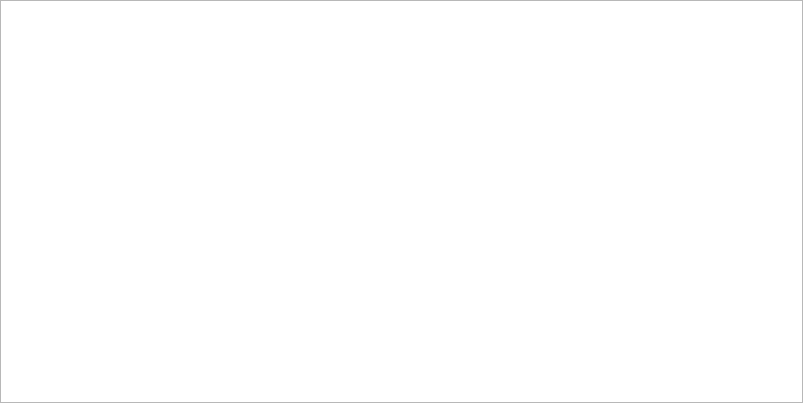
This is src/interface/carte/carte.ui in mconsidine/previsat_archive as Qt 5 draws it before an edit. The edited form follows.
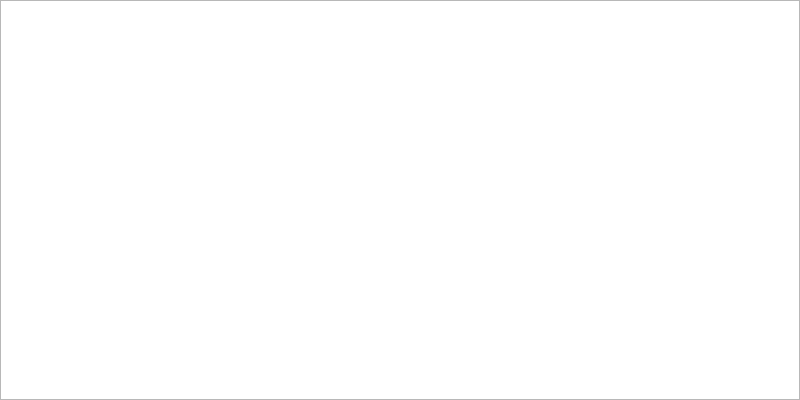
This is the edited form.

Commit message: Ajout des frontieres et du zoom sur la carte du monde

```diff
--- a/src/interface/carte/carte.ui
+++ b/src/interface/carte/carte.ui
@@ -6,10 +6,16 @@
    <rect>
     <x>0</x>
     <y>0</y>
-    <width>803</width>
-    <height>403</height>
+    <width>800</width>
+    <height>400</height>
    </rect>
   </property>
+  <property name="minimumSize">
+   <size>
+    <width>800</width>
+    <height>400</height>
+   </size>
+  </property>
   <property name="mouseTracking">
    <bool>true</bool>
   </property>
@@ -33,17 +39,7 @@
     <number>0</number>
    </property>
    <item>
-    <widget class="QGraphicsView" name="carte">
-     <property name="mouseTracking">
-      <bool>true</bool>
-     </property>
-     <property name="verticalScrollBarPolicy">
-      <enum>Qt::ScrollBarAlwaysOff</enum>
-     </property>
-     <property name="horizontalScrollBarPolicy">
-      <enum>Qt::ScrollBarAlwaysOff</enum>
-     </property>
-    </widget>
+    <widget class="QGraphicsView" name="carte"/>
    </item>
   </layout>
  </widget>
```
The commit also changes 14 other files.
